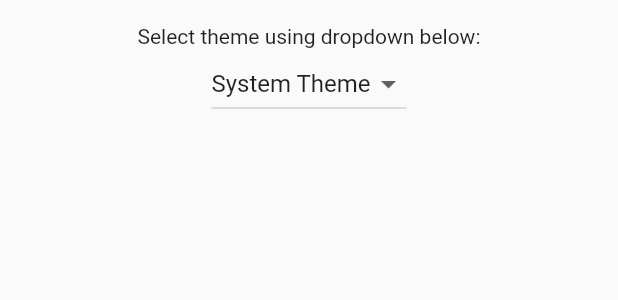
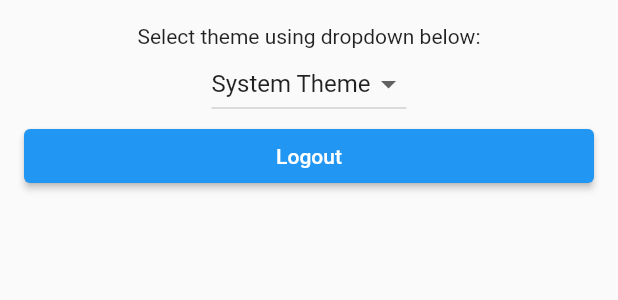
Before and after one commit to bedrockio/bedrock-flutter, a Flutter app: the SettingsView widget shown alone on an empty page, opened directly, on a phone screen of 412 x 824 dp. Shown: the top 300 px of the screen. Run offline on Flutter 3.47's test engine with Material 2 defaults, Android fonts, the phone set to English and light mode, and no system bars; our stand-ins replace dio, flutter_secure_storage, jwt_decoder; accounts and stored records are empty; generated files the repository leaves out were written again.

Commit message:
Move logout button from appbar to settings screen

```diff
--- a/lib/src/settings/settings_view.dart
+++ b/lib/src/settings/settings_view.dart
@@ -1,3 +1,4 @@
+import 'package:bedrock_flutter/src/auth/auth_controller.dart';
 import 'package:flutter/material.dart';
 import 'package:provider/provider.dart';
 
@@ -42,6 +43,14 @@ class SettingsView extends StatelessWidget {
               },
             ),
           ),
+          Consumer<AuthController>(
+            builder: (context, controller, child) {
+              return ElevatedButton(
+                onPressed: controller.logout,
+                child: const Text('Logout'),
+              );
+            },
+          ),
         ],
       ),
     );
```
Also changed, not shown: lib/src/home/home_view.dart (+0 -9 lines).
